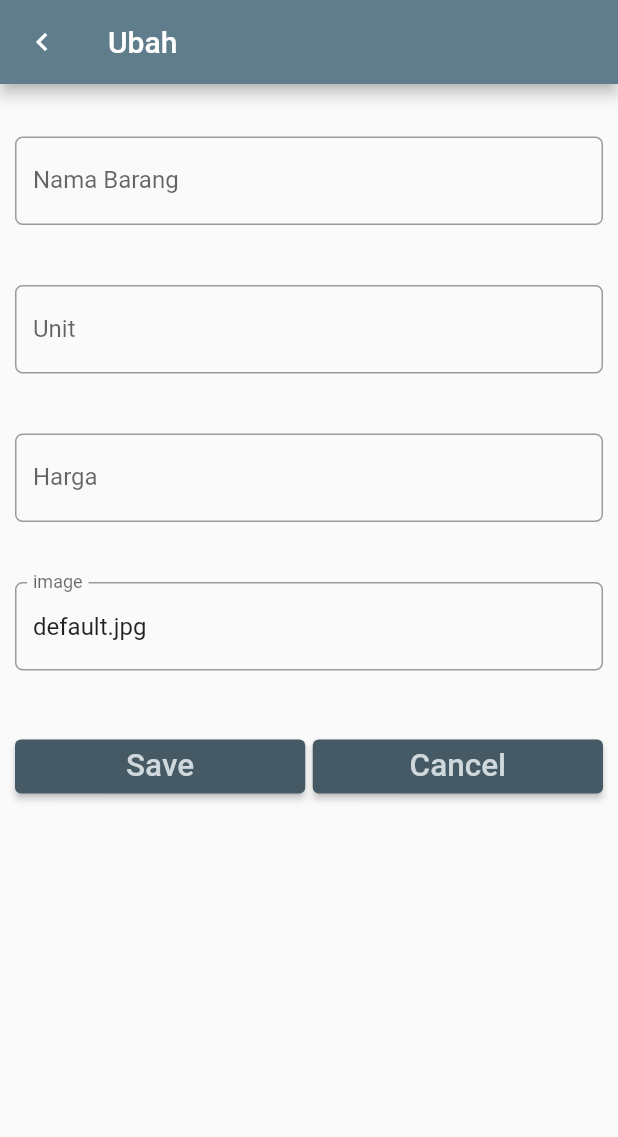
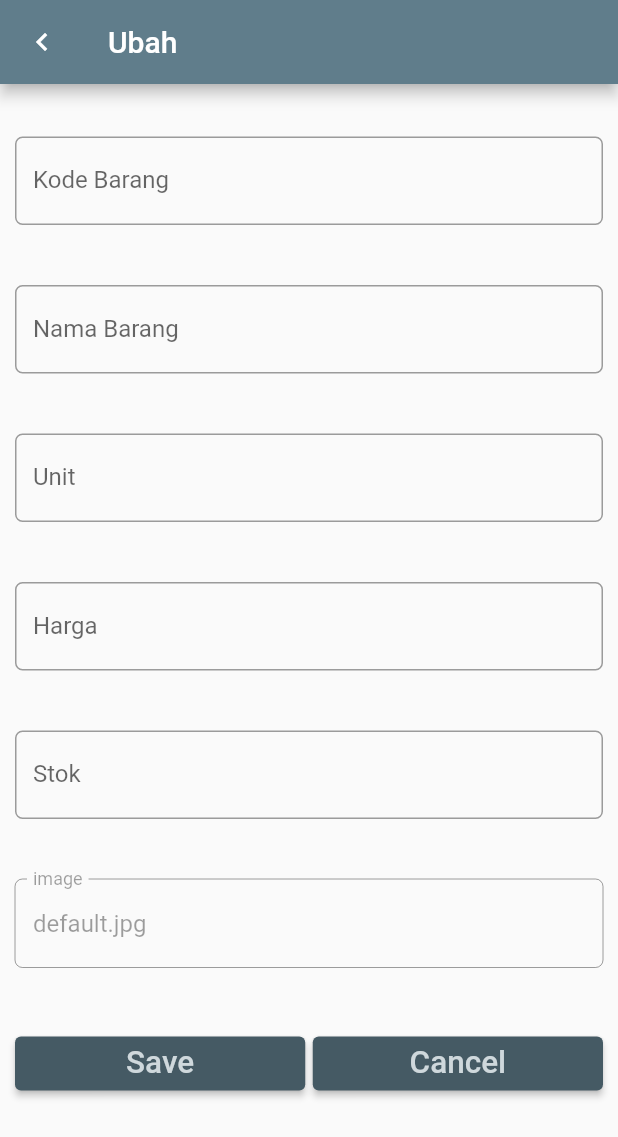
Before and after one commit to i9191/repository_polinema_mobile_flutter, a Flutter app: the screen it shows after launch, after a tap on "Tambah Item", on a phone screen of 412 x 824 dp. Shown: the top 1137 px of the screen. Run offline on Flutter 3.47's test engine with Material 2 defaults, Android fonts, the phone set to English and light mode, and no system bars; our stand-ins replace sqflite; accounts and stored records are empty.

Commit message:
Tambah CRUD untuk kode dan stok barang

```diff
--- a/flutter_navigasi_route/lib/db/db_helper.dart
+++ b/flutter_navigasi_route/lib/db/db_helper.dart
@@ -26,9 +26,11 @@ class DbHelper {
     await db.execute('''
     CREATE TABLE item (
     id INTEGER PRIMARY KEY AUTOINCREMENT,
+    kode TEXT,
     name TEXT,
     unit TEXT,
     price INTEGER,
+    stok INTEGER,
     img TEXT DEFAULT 'default.jpg'
     )
     ''');
--- a/flutter_navigasi_route/lib/main.dart
+++ b/flutter_navigasi_route/lib/main.dart
@@ -1,19 +1,11 @@
 import 'package:flutter/material.dart';
 
-// import 'pages/home_page.dart';
+import 'pages/home_page.dart';
 import 'pages/home2.dart';
 import 'pages/item_page.dart';
 
 void main() {
-  runApp(MyApp(
-  // runApp(MaterialApp(
-      // initialRoute: '/',
-      // routes: {
-      //   // '/': (context) => HomePage(),
-      //   '/': (context) => home2(),
-      //   '/item': (context) => ItemPage(),
-      // },
-      ));
+  runApp(MyApp());
 }
 
 class MyApp extends StatelessWidget {
@@ -25,7 +17,13 @@ class MyApp extends StatelessWidget {
       theme: ThemeData(
         primarySwatch: Colors.blueGrey,
       ),
-      home: home2(),
+      // home: home2(),
+      initialRoute: '/',
+      routes: {
+        '/': (context) => home2(),
+        '/home1': (context) => HomePage(),
+        '/item': (context) => ItemPage(),
+      },
     );
   }
 }
--- a/flutter_navigasi_route/lib/models/item.dart
+++ b/flutter_navigasi_route/lib/models/item.dart
@@ -1,11 +1,16 @@
 class Item {
   late int? id;
+  late String kode;
   late String name;
   late String unit;
   late int price;
+  late int stok;
   late String img;
 
   get getId => this.id;
+
+  String get getKode => this.kode;
+  set setKode(String kode) => this.kode = kode;
 
   String get getName => this.name;
   set setName(String name) => this.name = name;
@@ -16,16 +21,21 @@ class Item {
   get getPrice => this.price;
   set setPrice(price) => this.price = price;
 
+  get getStok => this.stok;
+  set setStok(stok) => this.stok = stok;
+
   get getImg => this.img;
   set setImg(img) => this.img = img;
 
-  Item({required this.name,required this.unit,required this.price,required this.img});
+  Item({required this.kode,required this.name,required this.unit,required this.price,required this.stok,required this.img});
 
   Item.fromMap(Map<String, dynamic> map) {
     this.id = map['id'];
+    this.kode = map['kode'];
     this.name = map['name'];
     this.unit = map['unit'];
     this.price = map['price'];
+    this.stok = map['stok'];
     this.img = map['img'];
   }
 
@@ -33,9 +43,11 @@ class Item {
   Map<String, dynamic> toMap() {
     Map<String, dynamic> map = Map<String, dynamic>();
     map['id'] = id;
+    map['kode'] = kode;
     map['name'] = name;
     map['unit'] = unit;
     map['price'] = price;
+    map['stok'] = stok;
     map['img'] = img;
     return map;
   }
--- a/flutter_navigasi_route/lib/pages/EntryForm.dart
+++ b/flutter_navigasi_route/lib/pages/EntryForm.dart
@@ -12,17 +12,21 @@ class EntryForm extends StatefulWidget {
 class EntryFormState extends State<EntryForm> {
   Item item;
   EntryFormState(this.item);
+  TextEditingController kodeController = TextEditingController();
   TextEditingController nameController = TextEditingController();
   TextEditingController unitController = TextEditingController();
   TextEditingController priceController = TextEditingController();
+  TextEditingController stokController = TextEditingController();
   TextEditingController imgController = TextEditingController();
   @override
   Widget build(BuildContext context) {
     //kondisi
     if (item.id != 0) {
+      kodeController.text = item.kode!;
       nameController.text = item.name!;
       unitController.text = item.unit!;
       priceController.text = item.price!.toString();
+      stokController.text = item.stok!.toString();
       imgController.text = item.img!;
     }else{
       item.id = null;
@@ -38,6 +42,23 @@ class EntryFormState extends State<EntryForm> {
         padding: EdgeInsets.only(top: 15.0, left: 10.0, right: 10.0),
         child: ListView(
           children: <Widget>[
+            // kode
+            Padding(
+              padding: EdgeInsets.only(top: 20.0, bottom: 20.0),
+              child: TextField(
+                controller: kodeController,
+                keyboardType: TextInputType.text,
+                decoration: InputDecoration(
+                  labelText: 'Kode Barang',
+                  border: OutlineInputBorder(
+                    borderRadius: BorderRadius.circular(5.0),
+                  ),
+                ),
+                onChanged: (value) {
+                  //
+                },
+              ),
+            ),
             // nama
             Padding(
               padding: EdgeInsets.only(top: 20.0, bottom: 20.0),
@@ -89,10 +110,29 @@ class EntryFormState extends State<EntryForm> {
                 },
               ),
             ),
+            // stok
+            Padding(
+              padding: EdgeInsets.only(top: 20.0, bottom: 20.0),
+              child: TextField(
+                controller: stokController,
+                keyboardType: TextInputType.number,
+                decoration: InputDecoration(
+                  labelText: 'Stok',
+                  border: OutlineInputBorder(
+                    borderRadius: BorderRadius.circular(5.0),
+                  ),
+                ),
+                onChanged: (value) {
+                  //
+                },
+              ),
+            ),
             // img
             Padding(
               padding: EdgeInsets.only(top: 20.0, bottom: 20.0),
               child: TextField(
+                //belum kepikiran
+                enabled: false,
                 controller: imgController,
                 keyboardType: TextInputType.text,
                 decoration: InputDecoration(
@@ -126,16 +166,20 @@ class EntryFormState extends State<EntryForm> {
                         if (item == null) {
                           // tambah data
                           item = Item(
+                              kode: kodeController.text,
                               name: nameController.text,
                               unit: unitController.text,
                               price: int.parse(priceController.text),
+                              stok: int.parse(stokController.text),
                               img: imgController.text
                               );
                         } else {
                           // ubah data
+                          item.kode = kodeController.text;
                           item.name = nameController.text;
                           item.unit = unitController.text;
                           item.price = int.parse(priceController.text);
+                          item.stok = int.parse(stokController.text);
                           item.img = imgController.text;
                         }
                         // kembali ke layar sebelumnya dengan membawa objek item
--- a/flutter_navigasi_route/lib/pages/home2.dart
+++ b/flutter_navigasi_route/lib/pages/home2.dart
@@ -16,6 +16,13 @@ class HomeState extends State<home2> {
   DbHelper dbHelper = DbHelper();
   int count = 0;
   List<Item> itemList = <Item>[];
+
+  @override
+  void initState() {
+    super.initState();
+    updateListView();
+  }
+
   @override
   Widget build(BuildContext context) {
     if (itemList == null) {
@@ -36,7 +43,7 @@ class HomeState extends State<home2> {
             child: ElevatedButton(
               child: Text("Tambah Item"),
               onPressed: () async {
-                Item initItem = Item(name: '',unit: '',price: 0,img: '');
+                Item initItem = Item(kode: '',name: '',unit: '',price: 0,stok: 0,img: '');
                 initItem.id = 0;
                 var item = await navigateToEntryForm(context, initItem);
                 if (item != null) {
--- a/flutter_navigasi_route/lib/pages/home_page.dart
+++ b/flutter_navigasi_route/lib/pages/home_page.dart
@@ -3,10 +3,10 @@ import 'package:flutter_navigasi_route/models/item.dart';
 
 class HomePage extends StatelessWidget {
   final List<Item> items = [
-    Item(name: 'Sugar', unit: "gram", price: 5000, img: "sugar.jpg"),
-    Item(name: 'Salt', unit: "gram", price: 2000, img: "salt.jpg"),
-    Item(name: 'Soy Sauce', unit: "liter", price: 6000, img: "kecap.jpg"),
-    Item(name: 'Cheese', unit: "gram", price: 6000, img: "cheese.jpg"),
+    Item(kode: '', name: 'Sugar', unit: "gram", price: 5000, stok: 0, img: "sugar.jpg"),
+    Item(kode: '', name: 'Salt', unit: "gram", price: 2000, stok: 0, img: "salt.jpg"),
+    Item(kode: '', name: 'Soy Sauce', unit: "liter", price: 6000, stok: 0, img: "kecap.jpg"),
+    Item(kode: '', name: 'Cheese', unit: "gram", price: 6000, stok: 0, img: "cheese.jpg"),
   ];
 
   @override
```
